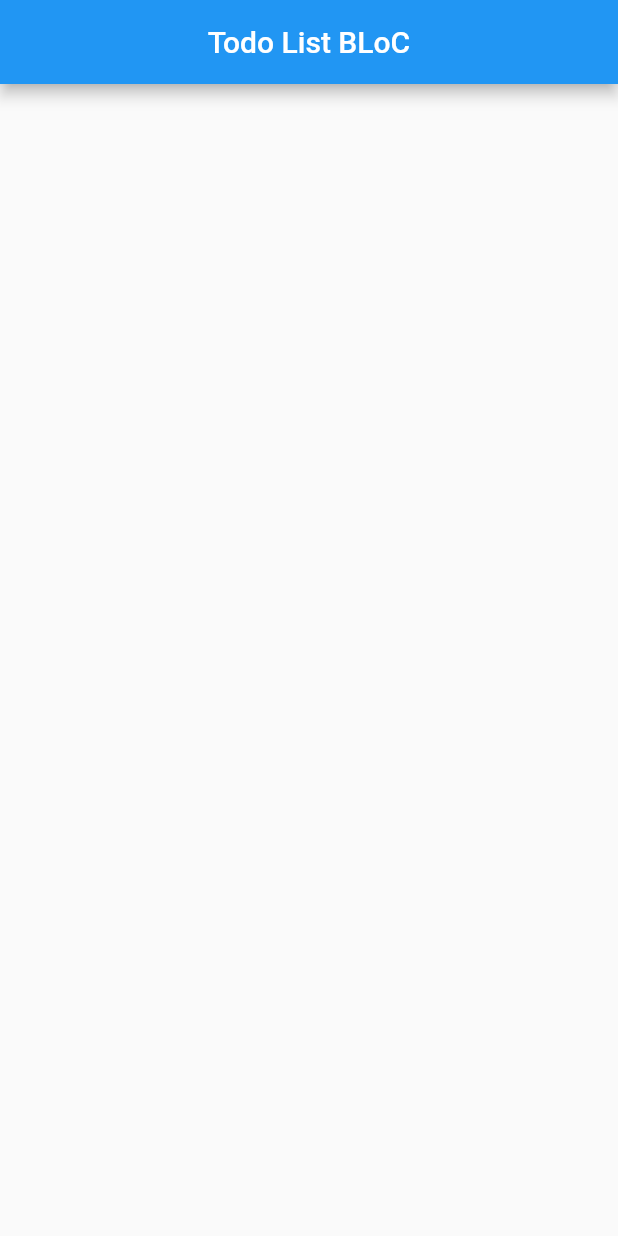
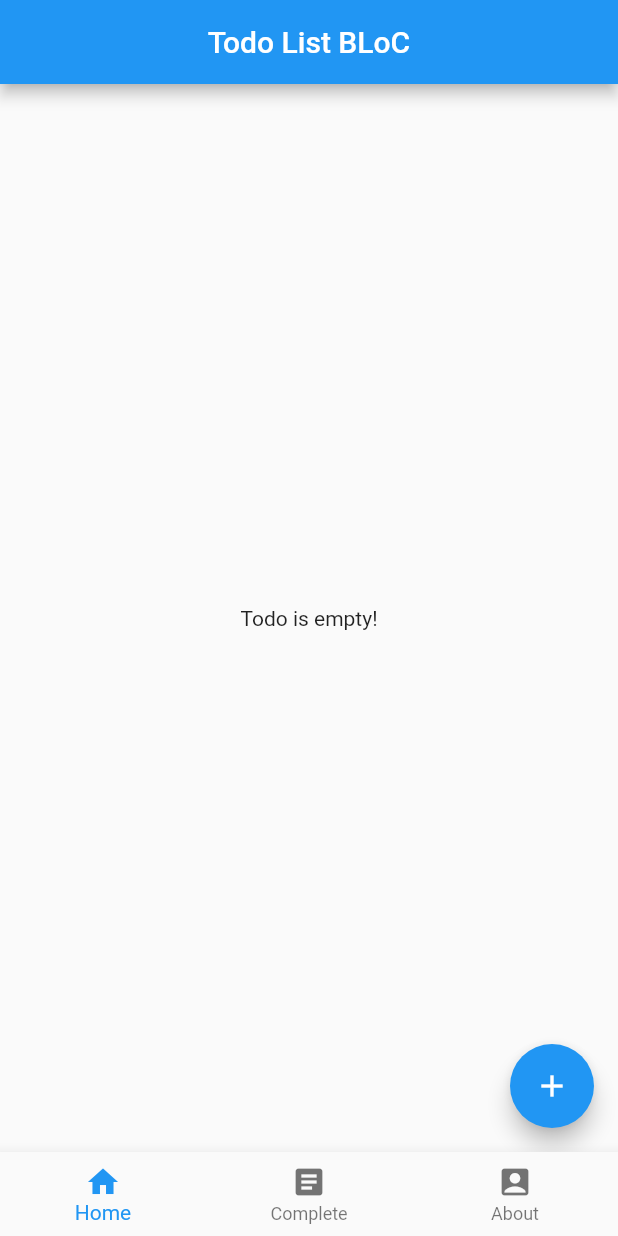
Before and after one commit to jmiryas/todo_list_bloc, a Flutter app: the screen it shows after launch, on a phone screen of 412 x 824 dp. Run offline on Flutter 3.47's test engine with Material 2 defaults, Android fonts, the phone set to English and light mode, and no system bars; our stand-ins replace bloc, equatable, flutter_bloc.

Commit message:
Add bottom navigation screen

```diff
--- a/lib/bloc/todo/todo_event.dart
+++ b/lib/bloc/todo/todo_event.dart
@@ -2,7 +2,27 @@ part of 'todo_bloc.dart';
 
 abstract class TodoEvent extends Equatable {
   const TodoEvent();
+}
 
+class TodoStartedEvent extends TodoEvent {
   @override
   List<Object> get props => [];
 }
+
+class TodoAddedEvent extends TodoEvent {
+  final TodoModel todo;
+
+  const TodoAddedEvent({required this.todo});
+
+  @override
+  List<Object> get props => [todo];
+}
+
+class TodoRemovedEvent extends TodoEvent {
+  final TodoModel todo;
+
+  const TodoRemovedEvent({required this.todo});
+
+  @override
+  List<Object> get props => [todo];
+}
--- a/lib/bloc/todo/todo_state.dart
+++ b/lib/bloc/todo/todo_state.dart
@@ -2,9 +2,23 @@ part of 'todo_bloc.dart';
 
 abstract class TodoState extends Equatable {
   const TodoState();
+}
 
+class TodoLoadingState extends TodoState {
   @override
   List<Object> get props => [];
 }
 
-class TodoInitial extends TodoState {}
+class TodoLoadedState extends TodoState {
+  final List<TodoModel> todoList;
+
+  const TodoLoadedState({this.todoList = const <TodoModel>[]});
+
+  @override
+  List<Object> get props => [todoList];
+}
+
+class TodoErrorState extends TodoState {
+  @override
+  List<Object> get props => [];
+}
--- a/lib/main.dart
+++ b/lib/main.dart
@@ -1,12 +1,15 @@
 import 'package:flutter/material.dart';
 import 'package:flutter_bloc/flutter_bloc.dart';
+
+import '../routes/app_router.dart';
+import '../bloc/todo/todo_bloc.dart';
 import '../simple_bloc_observer.dart';
-import '../bloc/splash_screen/splash_bloc.dart';
+import '../routes/custom_app_route.dart';
 import '../screens/splash/splash_screen.dart';
 import '../repositories/todo_repository.dart';
 import '../services/splash_screen_service.dart';
-
-import '../screens/home/home_screen.dart';
+import '../bloc/splash_screen/splash_bloc.dart';
+import '../screens/navigation/bottom_navigation_screen.dart';
 
 void main() {
   Bloc.observer = SimpleBlocObserver();
@@ -27,7 +30,10 @@ class MyApp extends StatelessWidget {
         providers: [
           BlocProvider(
               create: (_) => SplashBloc(todoRepository: todoRepository)
-                ..add(SplashScreenStartedEvent()))
+                ..add(SplashScreenStartedEvent())),
+          BlocProvider(
+              create: (_) => TodoBloc(todoRepository: todoRepository)
+                ..add(TodoStartedEvent()))
         ],
         child: BlocBuilder<SplashBloc, SplashState>(builder: (context, state) {
           if (state is SplashScreenLoadingState) {
@@ -42,7 +48,9 @@ class MyApp extends StatelessWidget {
             return const MaterialApp(
               debugShowCheckedModeBanner: false,
               title: "Todo List BLoC",
-              home: HomeScreen(),
+              onGenerateRoute: AppRouter.onGenerateRoute,
+              initialRoute: CustomAppRoute.homeScreen,
+              home: BottomNavigationScreen(),
             );
           }
 
--- /dev/null
+++ b/lib/models/todo_model.dart
@@ -0,0 +1,15 @@
+import 'package:flutter/material.dart';
+
+class TodoModel {
+  final String id;
+  final String task;
+  final bool complete;
+  final Color color;
+
+  TodoModel({
+    required this.id,
+    required this.task,
+    required this.complete,
+    required this.color,
+  });
+}
--- a/lib/repositories/todo_repository.dart
+++ b/lib/repositories/todo_repository.dart
@@ -1,13 +1,33 @@
+import 'package:todo_list_bloc/models/todo_model.dart';
+
 import '../services/splash_screen_service.dart';
 
 class TodoRepository {
   final SplashScreenService splashScreenService;
+  final List<TodoModel> _todoList = [];
 
   TodoRepository({required this.splashScreenService});
+
+  // * Splash Screen
 
   final bool showSplashScreen = true;
 
   Future<bool> loadSplashScreen() async {
     return await splashScreenService.loadSplashScreen();
   }
+
+  // * Todo List
+
+  Future<List<TodoModel>> loadTodoList() =>
+      Future.delayed(const Duration(seconds: 3), () => _todoList);
+
+  Future<void> addTodo(TodoModel todo) {
+    return Future.delayed(
+        const Duration(seconds: 3), () => _todoList.add(todo));
+  }
+
+  Future<void> removeTodo(TodoModel todo) {
+    return Future.delayed(
+        const Duration(seconds: 3), () => _todoList.remove(todo));
+  }
 }
--- /dev/null
+++ b/lib/routes/custom_app_route.dart
@@ -0,0 +1,16 @@
+import 'package:flutter/material.dart';
+
+class CustomAppRoute {
+  // * Routes:
+
+  static const String homeScreen = "/";
+  static const String addTodoScreen = "/add-todo";
+  static const String editTodoScreen = "/edit-todo";
+
+  // * Go to route:
+
+  static Route goToRoute(dynamic screen, String routeName) {
+    return MaterialPageRoute(
+        settings: RouteSettings(name: routeName), builder: (context) => screen);
+  }
+}
--- a/lib/screens/home/home_screen.dart
+++ b/lib/screens/home/home_screen.dart
@@ -1,4 +1,8 @@
 import 'package:flutter/material.dart';
+import 'package:flutter_bloc/flutter_bloc.dart';
+import 'package:todo_list_bloc/routes/custom_app_route.dart';
+
+import '../../bloc/todo/todo_bloc.dart';
 
 class HomeScreen extends StatelessWidget {
   const HomeScreen({Key? key}) : super(key: key);
@@ -10,6 +14,41 @@ class HomeScreen extends StatelessWidget {
         title: const Text("Todo List BLoC"),
         centerTitle: true,
       ),
+      body: BlocBuilder<TodoBloc, TodoState>(builder: (context, state) {
+        if (state is TodoLoadingState) {
+          return const Center(
+            child: CircularProgressIndicator(),
+          );
+        }
+
+        if (state is TodoLoadedState) {
+          if (state.todoList.isEmpty) {
+            return const Center(
+              child: Text("Todo is empty!"),
+            );
+          } else {
+            ListView.builder(
+                itemCount: state.todoList.length,
+                itemBuilder: (context, index) {
+                  return const ListTile(
+                    leading: CircleAvatar(
+                      backgroundColor: Colors.blue,
+                    ),
+                  );
+                });
+          }
+        }
+
+        return const Center(
+          child: Text("Something went wrong!"),
+        );
+      }),
+      floatingActionButton: FloatingActionButton(
+        onPressed: () {
+          Navigator.pushNamed(context, CustomAppRoute.addTodoScreen);
+        },
+        child: const Icon(Icons.add),
+      ),
     );
   }
 }
--- /dev/null
+++ b/lib/screens/navigation/bottom_navigation_screen.dart
@@ -0,0 +1,51 @@
+import 'package:flutter/material.dart';
+
+import '../../screens/about/about_screen.dart';
+import '../../screens/complete_todo/complete_todo_screen.dart';
+import '../../screens/home/home_screen.dart';
+
+class BottomNavigationScreen extends StatefulWidget {
+  const BottomNavigationScreen({Key? key}) : super(key: key);
+
+  @override
+  State<BottomNavigationScreen> createState() => _BottomNavigationScreenState();
+}
+
+class _BottomNavigationScreenState extends State<BottomNavigationScreen> {
+  int _currentIndex = 0;
+
+  final _screens = [
+    const HomeScreen(),
+    const CompleteTodoScreen(),
+    const AboutScreen()
+  ];
+
+  @override
+  Widget build(BuildContext context) {
+    return Scaffold(
+      body: _screens[_currentIndex],
+      bottomNavigationBar: BottomNavigationBar(
+        items: const [
+          BottomNavigationBarItem(
+            icon: Icon(Icons.home),
+            label: "Home",
+          ),
+          BottomNavigationBarItem(
+            icon: Icon(Icons.article),
+            label: "Complete",
+          ),
+          BottomNavigationBarItem(
+            icon: Icon(Icons.account_box),
+            label: "About",
+          ),
+        ],
+        currentIndex: _currentIndex,
+        onTap: (index) {
+          setState(() {
+            _currentIndex = index;
+          });
+        },
+      ),
+    );
+  }
+}
```
Also changed, not shown: lib/bloc/todo/todo_bloc.dart (+50 -4 lines), lib/routes/app_router.dart (added, +24 -0 lines), lib/screens/about/about_screen.dart (added, +10 -0 lines), lib/screens/complete_todo/complete_todo_screen.dart (added, +10 -0 lines), lib/screens/todo/add_edit_todo_screen.dart (added, +17 -0 lines).
